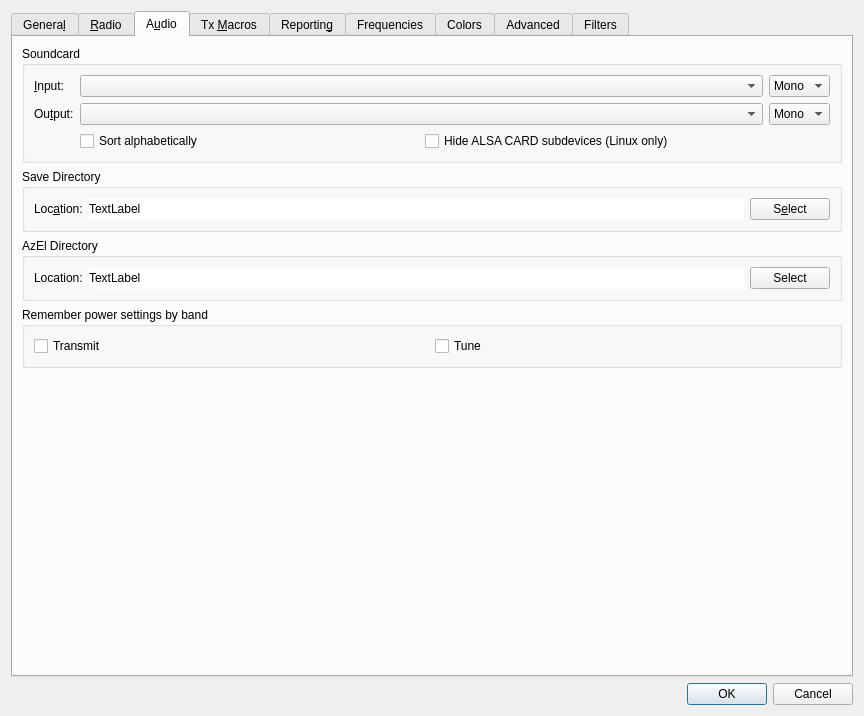
First picture: the form in Configuration_ohneAlerts.ui, repository uaro-radio/wsjtx, before the edit.
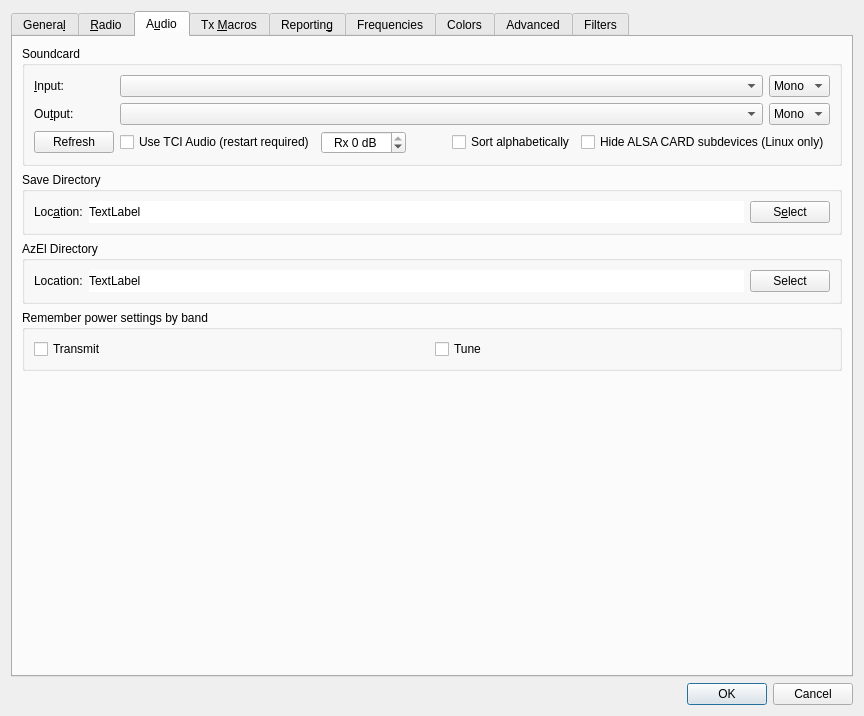
Second picture: the form after the edit. The open tabs and pages were chosen to show the change. Custom widgets are drawn as their Qt base class.

Commit message: Make the three respective Hide/Ignore/Highlight Quick Filters switchable between “worked today” and “worked today or yesterday”.

```diff
--- a/Configuration_ohneAlerts.ui
+++ b/Configuration_ohneAlerts.ui
@@ -6,7 +6,7 @@
    <rect>
     <x>0</x>
     <y>0</y>
-    <width>826</width>
+    <width>844</width>
     <height>705</height>
    </rect>
   </property>
@@ -1736,53 +1736,6 @@
          </property>
          <layout class="QGridLayout" name="gridLayout_6">
           <item row="1" column="0">
-           <widget class="QLabel" name="sound_output_label">
-            <property name="text">
-             <string>Ou&amp;tput:</string>
-            </property>
-            <property name="buddy">
-             <cstring>sound_output_combo_box</cstring>
-            </property>
-           </widget>
-          </item>
-          <item row="0" column="3">
-           <widget class="QComboBox" name="sound_input_channel_combo_box">
-            <property name="toolTip">
-             <string>Select the channel to use for receiving.</string>
-            </property>
-            <item>
-             <property name="text">
-              <string>Mono</string>
-             </property>
-            </item>
-            <item>
-             <property name="text">
-              <string>Left</string>
-             </property>
-            </item>
-            <item>
-             <property name="text">
-              <string>Right</string>
-             </property>
-            </item>
-            <item>
-             <property name="text">
-              <string>Both</string>
-             </property>
-            </item>
-           </widget>
-          </item>
-          <item row="2" column="1">
-           <widget class="QCheckBox" name="cbSortAlphabetically">
-            <property name="toolTip">
-             <string>&lt;html&gt;&lt;head/&gt;&lt;body&gt;&lt;p&gt;Sort audio device names alphabetically.&lt;/p&gt;&lt;/body&gt;&lt;/html&gt;</string>
-            </property>
-            <property name="text">
-             <string>Sort alphabetically</string>
-            </property>
-           </widget>
-          </item>
-          <item row="0" column="0">
            <widget class="QLabel" name="sound_input_label">
             <property name="text">
              <string>&amp;Input:</string>
@@ -1792,7 +1745,17 @@
             </property>
            </widget>
           </item>
-          <item row="1" column="3">
+          <item row="2" column="0">
+           <widget class="QLabel" name="sound_output_label">
+            <property name="text">
+             <string>Ou&amp;tput:</string>
+            </property>
+            <property name="buddy">
+             <cstring>sound_output_combo_box</cstring>
+            </property>
+           </widget>
+          </item>
+          <item row="2" column="4">
            <widget class="QComboBox" name="sound_output_channel_combo_box">
             <property name="toolTip">
              <string>Select the audio channel used for transmission.
@@ -1822,17 +1785,44 @@
             </item>
            </widget>
           </item>
-          <item row="2" column="2">
-           <widget class="QCheckBox" name="cbHideCARD">
+          <item row="1" column="4">
+           <widget class="QComboBox" name="sound_input_channel_combo_box">
             <property name="toolTip">
              <string>&lt;html&gt;&lt;head/&gt;&lt;body&gt;&lt;p&gt;Hide the usually unusable ALSA CARD subdevices on Linux.&lt;/p&gt;&lt;/body&gt;&lt;/html&gt;</string>
             </property>
-            <property name="text">
-             <string>Hide ALSA CARD subdevices (Linux only)</string>
+            <item>
+             <property name="text">
+              <string>Mono</string>
+             </property>
+            </item>
+            <item>
+             <property name="text">
+              <string>Left</string>
+             </property>
+            </item>
+            <item>
+             <property name="text">
+              <string>Right</string>
+             </property>
+            </item>
+            <item>
+             <property name="text">
+              <string>Both</string>
+             </property>
+            </item>
+           </widget>
+          </item>
+          <item row="1" column="1" colspan="3">
+           <widget class="LazyFillComboBox" name="sound_input_combo_box">
+            <property name="sizePolicy">
+             <sizepolicy hsizetype="Preferred" vsizetype="Fixed">
+              <horstretch>1</horstretch>
+              <verstretch>0</verstretch>
+             </sizepolicy>
             </property>
            </widget>
           </item>
-          <item row="1" column="1" colspan="2">
+          <item row="2" column="1" colspan="3">
            <widget class="LazyFillComboBox" name="sound_output_combo_box">
             <property name="sizePolicy">
              <sizepolicy hsizetype="Preferred" vsizetype="Fixed">
@@ -1849,19 +1839,91 @@
             </property>
            </widget>
           </item>
-          <item row="0" column="1" colspan="2">
-           <widget class="LazyFillComboBox" name="sound_input_combo_box">
-            <property name="sizePolicy">
-             <sizepolicy hsizetype="Preferred" vsizetype="Fixed">
-              <horstretch>1</horstretch>
-              <verstretch>0</verstretch>
-             </sizepolicy>
-            </property>
+          <item row="3" column="0">
+           <widget class="QPushButton" name="refresh_push_button">
             <property name="toolTip">
-             <string>Select the audio CODEC to use for receiving.</string>
+             <string>&lt;html&gt;&lt;head/&gt;&lt;body&gt;&lt;p&gt;Refresh audio device list.&lt;/p&gt;&lt;/body&gt;&lt;/html&gt;</string>
+            </property>
+            <property name="text">
+             <string>Refresh</string>
             </property>
            </widget>
           </item>
+          <item row="3" column="1" colspan="4">
+           <layout class="QHBoxLayout" name="sound_settings_layout">
+            <item>
+             <widget class="QCheckBox" name="tci_audio_check_box">
+              <property name="toolTip">
+               <string>&lt;html&gt;&lt;head/&gt;&lt;body&gt;&lt;p&gt;Use TCI Audio when available.&lt;/p&gt;&lt;/body&gt;&lt;/html&gt;</string>
+              </property>
+              <property name="text">
+               <string>Use TCI Audio (restart required)</string>
+              </property>
+             </widget>
+            </item>
+            <item>
+             <widget class="QSpinBox" name="TCI_spin_box">
+              <property name="toolTip">
+               <string>&lt;html&gt;&lt;head/&gt;&lt;body&gt;&lt;p&gt;Rx audio level&lt;/p&gt;&lt;/body&gt;&lt;/html&gt;</string>
+              </property>
+              <property name="alignment">
+               <set>Qt::AlignCenter</set>
+              </property>
+              <property name="suffix">
+               <string> dB</string>
+              </property>
+              <property name="prefix">
+               <string>Rx </string>
+              </property>
+              <property name="minimum">
+               <number>-50</number>
+              </property>
+              <property name="maximum">
+               <number>0</number>
+              </property>
+              <property name="singleStep">
+               <number>5</number>
+              </property>
+             </widget>
+            </item>
+            <item>
+             <spacer name="horizontalSpacer_7">
+              <property name="orientation">
+               <enum>Qt::Horizontal</enum>
+              </property>
+              <property name="sizeType">
+               <enum>QSizePolicy::Fixed</enum>
+              </property>
+              <property name="sizeHint" stdset="0">
+               <size>
+                <width>40</width>
+                <height>20</height>
+               </size>
+              </property>
+             </spacer>
+            </item>
+            <item alignment="Qt::AlignHCenter">
+             <widget class="QCheckBox" name="cbSortAlphabetically">
+              <property name="toolTip">
+               <string>&lt;html&gt;&lt;head/&gt;&lt;body&gt;&lt;p&gt;Sort audio device names alphabetically.&lt;/p&gt;&lt;/body&gt;&lt;/html&gt;</string>
+              </property>
+              <property name="text">
+               <string>Sort alphabetically</string>
+              </property>
+             </widget>
+            </item>
+            <item>
+             <widget class="QCheckBox" name="cbHideCARD">
+              <property name="toolTip">
+               <string>&lt;html&gt;&lt;head/&gt;&lt;body&gt;&lt;p&gt;Hide the usually unusable ALSA CARD subdevices on Linux.&lt;/p&gt;&lt;/body&gt;&lt;/html&gt;</string>
+              </property>
+              <property name="text">
+               <string>Hide ALSA CARD subdevices (Linux only)</string>
+              </property>
+             </widget>
+            </item>
+           </layout>
+          </item>
          </layout>
         </widget>
        </item>
```
Left out of the diff: 151 changed lines with no effect on the pictures. The commit also changes 17 other files.
